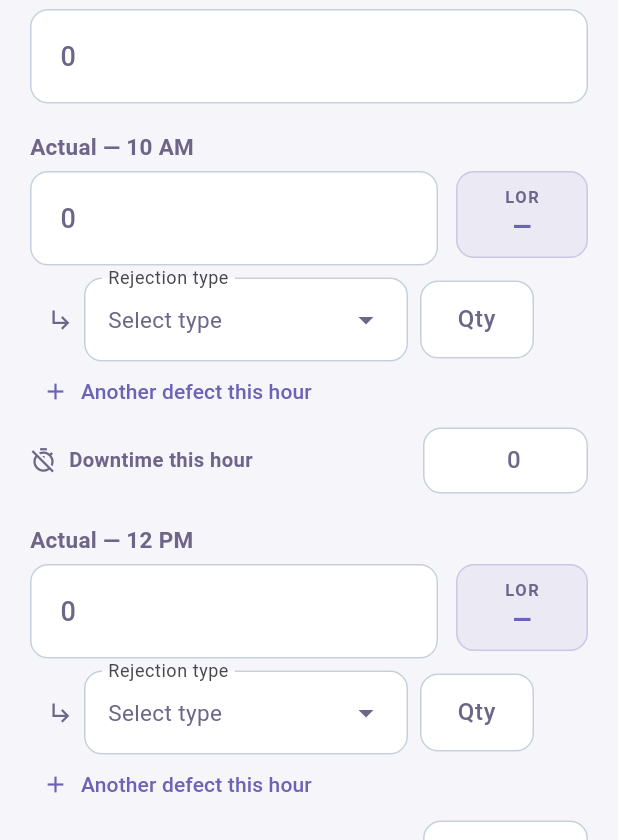
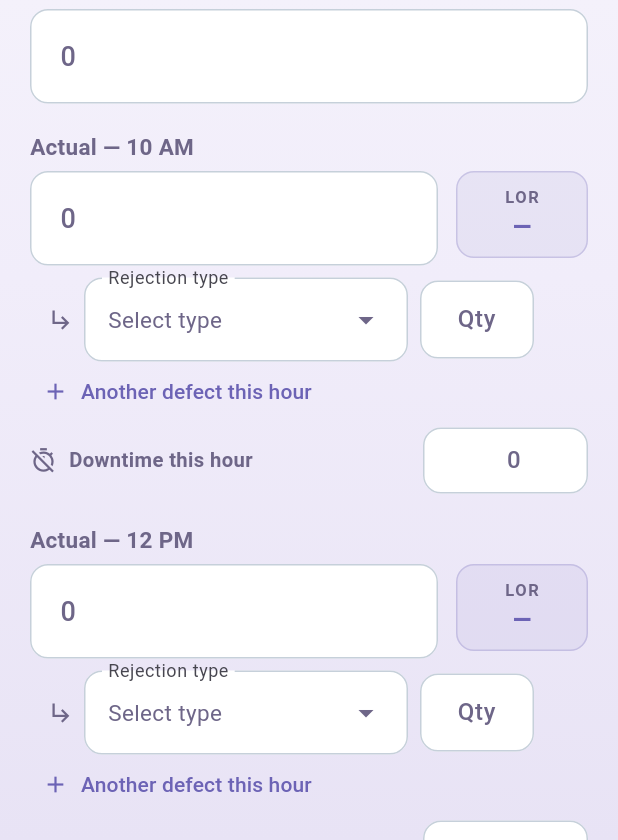
Before and after one commit to chakeuroussama17/operational_app, a Flutter app: the MachiningEntryScreen screen opened directly with empty values, on a phone screen of 412 x 824 dp, the part 396-1236 px from its top. Run offline on Flutter 3.47's test engine with Material 3 defaults, Android fonts, the phone set to English and light mode, and no system bars; our stand-ins replace firebase_auth, firebase_core, share_plus, shared_preferences; accounts and stored records are empty; network calls fail.

Commit message:
Finish the restyle: entry forms, dashboard and tables
The selector screens moved to the home design last commit; these are the
three that were left sitting on bare theme grey.

The entry forms get BackdropScaffold — app bar, wash, no section header,
because they already open with context chips naming the machine, part and
shift, and a heading above those would be a second title saying the same
thing.

Dashboard and Tables have no Scaffold of their own (they are bodies inside
the home IndexedStack), so the wash is painted once behind the stack
rather than three times inside it. _LogTab's own HomeBackdrop came out at
the same time -- it would have been painting the identical gradient twice.

AppDimens.cardRadius 14 -> 18. Every card in the app reads that constant,
so the stat tiles, charts, tables and dialogs all round like the home
tiles from one line. They were already on the same surface and border
tokens; only the radius was out.

The Tables grid gained a card surface. Rows on a gradient with nothing
behind them read as floating text.

Fixes a contrast bug found by rendering it: the Download button set only a
background, so FilledButton derived its label colour from the scheme and
landed on a dark violet that was all but invisible on the navy. Foreground
is explicit now, disabled state included.

Verified by building each screen and looking at it. The tests would not
have caught either the double wash or the invisible button.

Co-Authored-By: Claude Opus 5 <noreply@anthropic.com>

```diff
--- a/lib/config/constants.dart
+++ b/lib/config/constants.dart
@@ -227,5 +227,8 @@ abstract class AppDimens {
   static const double buttonHeight = 60;
   static const double fieldSpacing = 18;
   static const double screenPadding = 20;
-  static const double cardRadius = 14;
+  // 18, matching the home screen's tiles. Every card in the app reads this
+  // — stat tiles, charts, tables, dialogs — so the whole surface family
+  // rounds the same amount from one line.
+  static const double cardRadius = 18;
 }
--- a/lib/screens/machining_entry_screen.dart
+++ b/lib/screens/machining_entry_screen.dart
@@ -8,7 +8,7 @@ import '../models/machining_models.dart';
 import '../models/rejection.dart';
 import '../services/sheets_service.dart';
 import '../widgets/app_text_field.dart';
-import '../widgets/hicom_app_bar.dart';
+import '../widgets/module_shell.dart';
 import '../widgets/rejection_type_picker.dart';
 import '../widgets/submission_feedback.dart';
 import '../widgets/submit_button.dart';
@@ -493,14 +493,11 @@ class _MachiningEntryScreenState extends State<MachiningEntryScreen> {
 
   @override
   Widget build(BuildContext context) {
-    return Scaffold(
-      appBar: HicomAppBar(
-        subtitle:
-            'Machining — ${widget.operation.label} · ${widget.customer} · '
-            'Part ${widget.part} · ${widget.shift} shift',
-      ),
-      body: SafeArea(
-        child: _loading
+    return BackdropScaffold(
+      subtitle:
+          'Machining — ${widget.operation.label} · ${widget.customer} · '
+          'Part ${widget.part} · ${widget.shift} shift',
+      child: _loading
             ? const Center(
                 child: CircularProgressIndicator(color: AppColors.steelBlue),
               )
@@ -578,7 +575,6 @@ class _MachiningEntryScreenState extends State<MachiningEntryScreen> {
                   ),
                 ),
               ),
-      ),
     );
   }
 }
--- a/lib/widgets/module_shell.dart
+++ b/lib/widgets/module_shell.dart
@@ -95,6 +95,31 @@ class ModuleScaffold extends StatelessWidget {
           ),
         ),
       ),
+    );
+  }
+}
+
+/// Scaffold + app bar + the wash, with no section header — for screens that
+/// lead with their own context (the entry forms open with chips naming the
+/// machine, part and shift, which would read as a second heading under one).
+class BackdropScaffold extends StatelessWidget {
+  const BackdropScaffold({
+    super.key,
+    required this.subtitle,
+    required this.child,
+    this.actions,
+  });
+
+  final String subtitle;
+  final List<Widget>? actions;
+  final Widget child;
+
+  @override
+  Widget build(BuildContext context) {
+    return Scaffold(
+      backgroundColor: Colors.transparent,
+      appBar: HicomAppBar(subtitle: subtitle, actions: actions),
+      body: HomeBackdrop(child: SafeArea(child: child)),
     );
   }
 }
```
Also changed, not shown: lib/screens/casting_entry_screen.dart (+6 -10 lines), lib/screens/home_screen.dart (+11 -7 lines), lib/screens/secondary_entry_screen.dart (+6 -10 lines), lib/screens/tables_screen.dart (+28 -6 lines).
